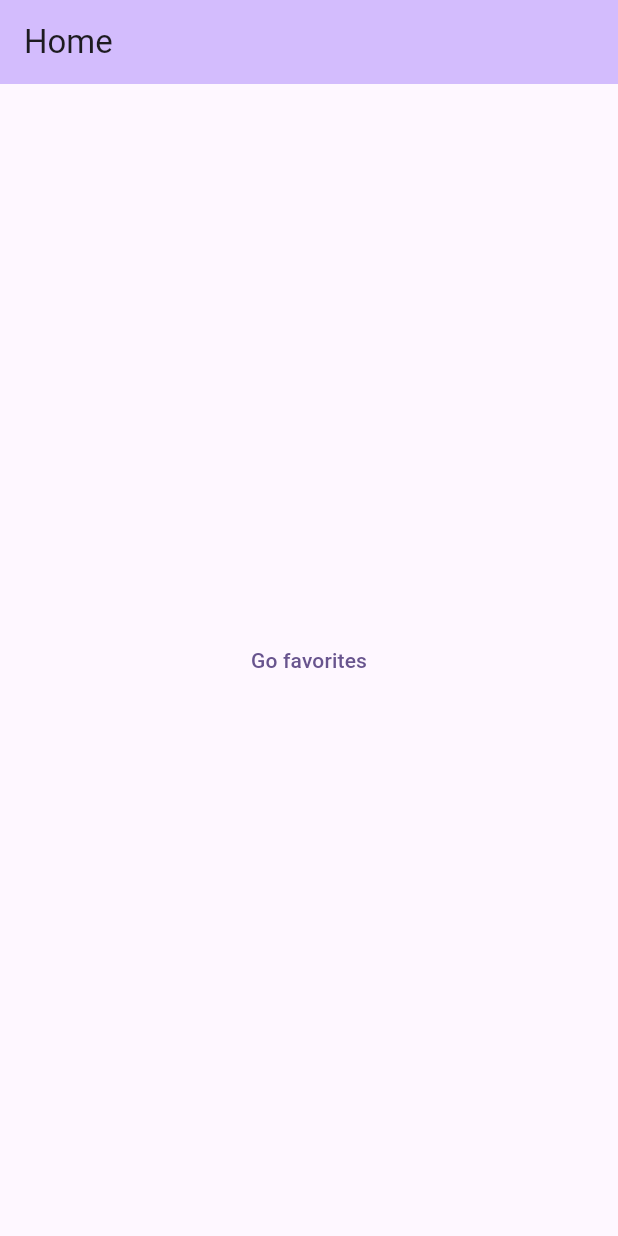
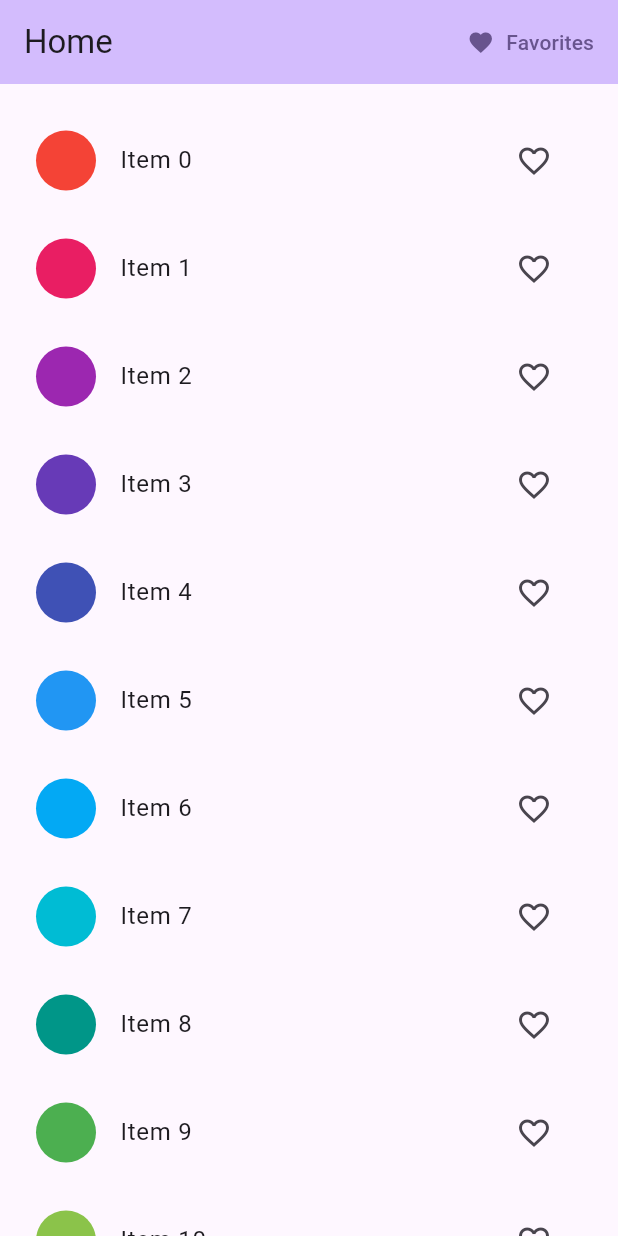
Before and after one commit to comclement/tests_flutter, a Flutter app: the screen it shows after launch, on a phone screen of 412 x 824 dp. Run offline on Flutter 3.47's test engine with Material 3 defaults, Android fonts, the phone set to English and light mode, and no system bars; our stand-ins replace flutter_riverpod, go_router, shared_preferences.

```diff
--- a/lib/main.dart
+++ b/lib/main.dart
@@ -2,8 +2,11 @@ import 'package:flutter/material.dart';
 import 'package:tests_flutter/commons/theme.dart';
 import 'package:flutter_riverpod/flutter_riverpod.dart';
 import 'package:tests_flutter/router/app_router.dart';
+import 'package:tests_flutter/services/shared_prefs_service.dart';
 
-void main() {
+void main() async {
+  WidgetsFlutterBinding.ensureInitialized();
+  await SharedPrefsService.instance.init();
   runApp(const ProviderScope(child: MyApp()));
 }
 
--- /dev/null
+++ b/lib/providers/favorites_provider.dart
@@ -0,0 +1,26 @@
+import 'package:flutter_riverpod/flutter_riverpod.dart';
+import 'package:tests_flutter/helpers/shared_prefs_helper.dart';
+
+final favoritesNotifierProvider =
+    StateNotifierProvider<FavoritesProvider, List<int>>(
+        (ref) => FavoritesProvider());
+
+class FavoritesProvider extends StateNotifier<List<int>> {
+  FavoritesProvider() : super([]) {
+    state = helper.getIntList("favorites");
+  }
+
+  final helper = SharedPrefsHelper();
+
+  void addFavorite(int itemIndex) async {
+    if (!state.contains(itemIndex)) {
+      state = [...state, itemIndex];
+      await helper.setIntList("favorites", state);
+    }
+  }
+
+  void deleteFavorite(int itemIndex) async {
+    state = state.where((item) => item != itemIndex).toList();
+    await helper.setIntList("favorites", state);
+  }
+}
--- a/lib/views/home/home_view.dart
+++ b/lib/views/home/home_view.dart
@@ -1,27 +1,73 @@
 import 'package:flutter/material.dart';
+import 'package:flutter_riverpod/flutter_riverpod.dart';
 import 'package:go_router/go_router.dart';
 import 'package:tests_flutter/commons/constants.dart';
+import 'package:tests_flutter/providers/favorites_provider.dart';
 
-class HomeView extends StatefulWidget {
+class HomeView extends ConsumerStatefulWidget {
   const HomeView({super.key});
 
   @override
-  State<HomeView> createState() => _HomeViewState();
+  HomeViewState createState() => HomeViewState();
 }
 
-class _HomeViewState extends State<HomeView> {
+class HomeViewState extends ConsumerState<HomeView> {
+  late List<int> favorites;
+
   @override
   Widget build(BuildContext context) {
+    favorites = ref.watch(favoritesNotifierProvider);
+
     return Scaffold(
       appBar: AppBar(
         backgroundColor: Theme.of(context).colorScheme.inversePrimary,
         automaticallyImplyLeading: false,
         title: const Text("Home"),
+        actions: [
+          TextButton.icon(
+            onPressed: () => context.pushNamed(favoritesPath),
+            label: const Text("Favorites"),
+            icon: const Icon(Icons.favorite),
+          )
+        ],
+        centerTitle: false,
       ),
-      body: Center(
-        child: TextButton(
-            onPressed: () => context.pushNamed(favoritesPath),
-            child: const Text("Go favorites")),
+      body: _listItemHome(),
+    );
+  }
+
+  Widget _listItemHome() {
+    return ListView.builder(
+        padding: const EdgeInsets.symmetric(vertical: 15.0),
+        itemCount: 100,
+        cacheExtent: 20.0,
+        itemBuilder: (_, index) {
+          return _itemHome(index);
+        });
+  }
+
+  Widget _itemHome(int index) {
+    return Padding(
+      padding: const EdgeInsets.all(8.0),
+      child: ListTile(
+        leading: CircleAvatar(
+          backgroundColor: Colors.primaries[index % Colors.primaries.length],
+        ),
+        title: Text("Item $index", key: Key("text_$index")),
+        trailing: IconButton(
+            key: Key("add_icon_$index"),
+            onPressed: () {
+              !favorites.contains(index)
+                  ? ref
+                      .read(favoritesNotifierProvider.notifier)
+                      .addFavorite(index)
+                  : ref
+                      .read(favoritesNotifierProvider.notifier)
+                      .deleteFavorite(index);
+            },
+            icon: Icon(favorites.contains(index)
+                ? Icons.favorite
+                : Icons.favorite_border_outlined)),
       ),
     );
   }
--- a/pubspec.yaml
+++ b/pubspec.yaml
@@ -14,6 +14,7 @@ dependencies:
   cupertino_icons: ^1.0.8
   flutter_riverpod: ^2.6.1
   go_router: ^14.6.2
+  shared_preferences: ^2.3.3
 
 dev_dependencies:
   flutter_test:
```
Also changed, not shown: lib/helpers/shared_prefs_helper.dart (added, +18 -0 lines), lib/services/shared_prefs_service.dart (added, +53 -0 lines), lib/views/favorites/favorites_view.dart (+39 -3 lines), pubspec.lock (deleted), 149 other files.
